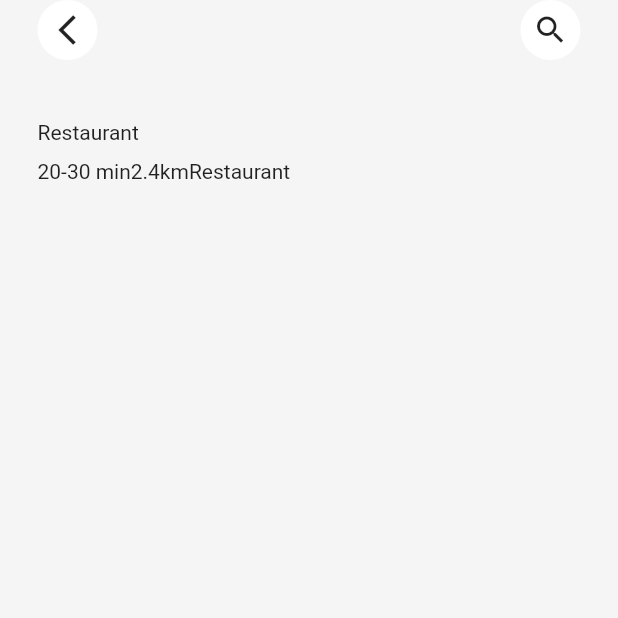
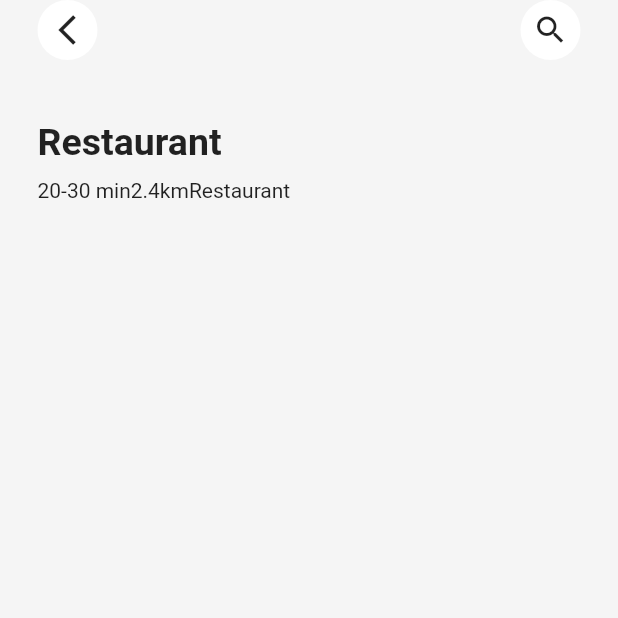
Before and after one commit to paradigm-lab/food-delivery-app, a Flutter app: the screen it shows after launch, on a phone screen of 412 x 824 dp, the top half of it. Run offline on Flutter 3.47's test engine with Material 2 defaults, Android fonts, the phone set to English and light mode, and no system bars.

Commit message:
Customized the Restaurant name by give it style to the text to be bolded and the size

```diff
--- a/lib/screens/home/widget/restaurant_info.dart
+++ b/lib/screens/home/widget/restaurant_info.dart
@@ -17,7 +17,13 @@ class RestaurantInfo extends StatelessWidget {
                 Column(
                   crossAxisAlignment: CrossAxisAlignment.start,
                   children: [
-                    Text(restaurant.name),
+                    Text(restaurant.name,
+                    style: const TextStyle(
+                        fontSize: 25,
+                        fontWeight: FontWeight.bold,
+                      ),
+                    ),
+
                     const SizedBox(height: 10),
                     Row(
                       children: [
```
